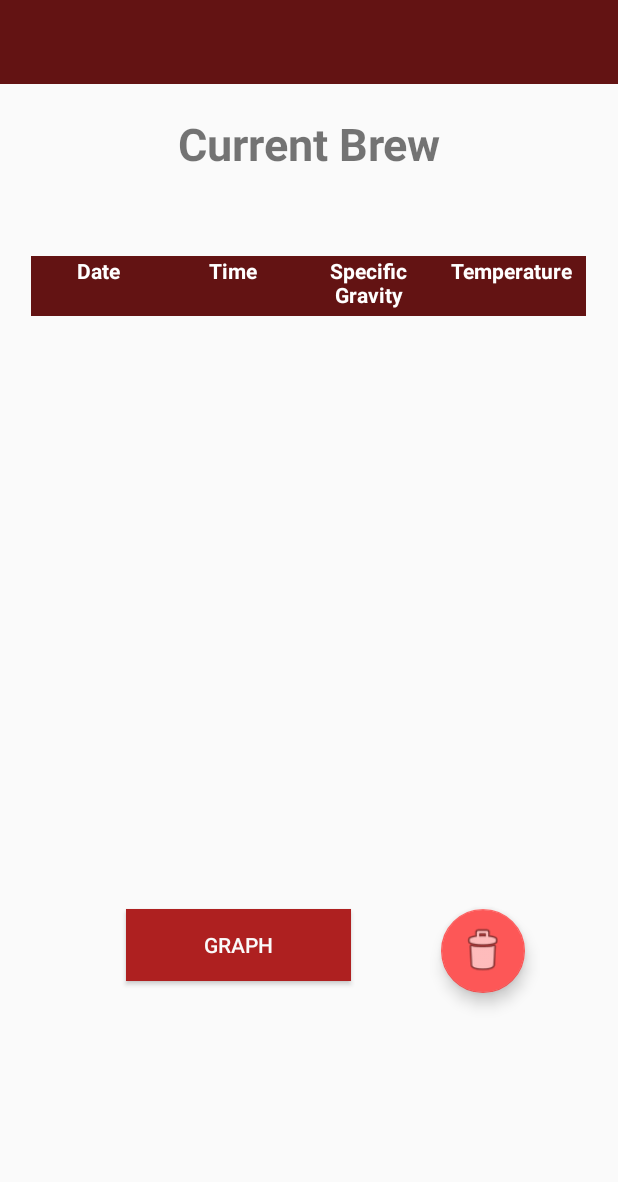
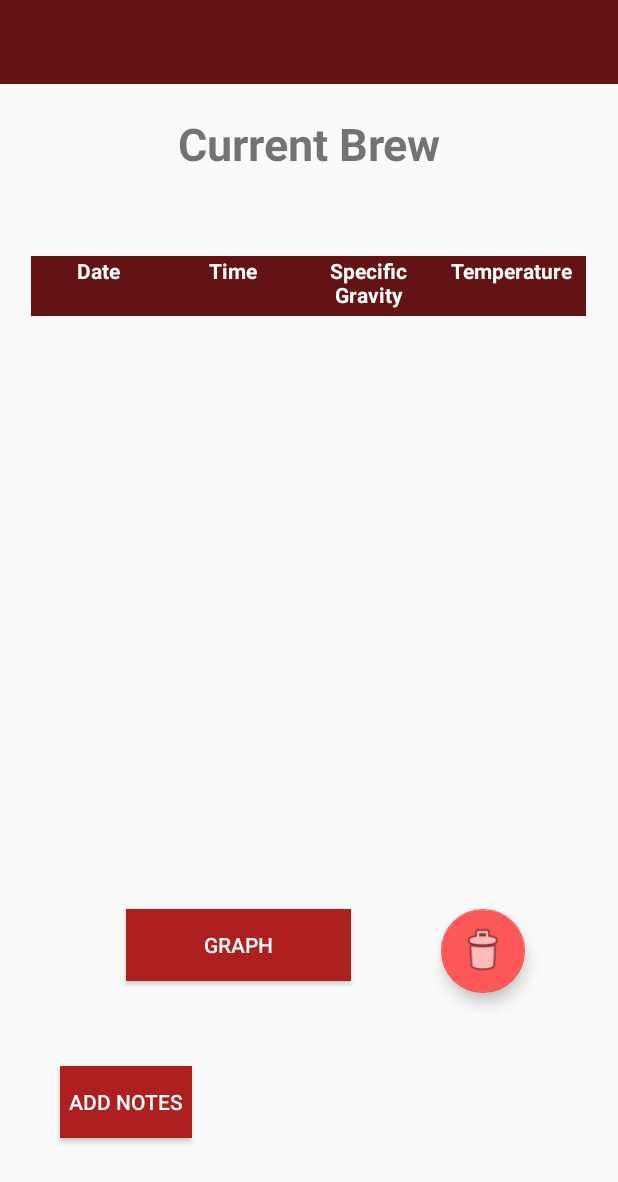
Before and after one commit to Jordan-Hum/FermentationMonitor, an Android app: the layout activity_current_brew.xml on its own in the app's theme, with its tools: preview values and no code run, on a phone screen of 412 x 824 dp. Shown: the top 1182 px of the screen. Run offline under Robolectric (Android 15) with nearby library versions, the phone set to English and light mode, and no system bars.

Commit message:
added a notes dialog to allow user to add notes about each batch in currentBrewActivity added notes parameter to batch class to create empty note in firebase during addition of new brews

```diff
--- a/android/FermentationMonitor/app/src/main/java/com/example/fermentationmonitor/dialogActivity.java
+++ b/android/FermentationMonitor/app/src/main/java/com/example/fermentationmonitor/dialogActivity.java
@@ -80,7 +80,7 @@ public class dialogActivity extends AppCompatDialogFragment {
                     return;
                 }
 
-                Batch batch = new Batch(brewTitle, date, "-", userID, yeastType, idealSg);
+                Batch batch = new Batch(brewTitle, date, "-", userID, yeastType, idealSg, "");
                 dbRef.push().setValue(batch);
             }
 
--- a/android/FermentationMonitor/app/src/main/res/layout/activity_current_brew.xml
+++ b/android/FermentationMonitor/app/src/main/res/layout/activity_current_brew.xml
@@ -136,4 +136,17 @@
         app:maxImageSize="35dp"
         app:srcCompat="@android:drawable/ic_menu_delete" />
 
+    <Button
+        android:id="@+id/notesButton"
+        android:layout_width="wrap_content"
+        android:layout_height="wrap_content"
+        android:layout_marginStart="40dp"
+        android:background="#AE2020"
+        android:text="Add Notes"
+        android:textColor="#FFFFFF"
+        app:layout_constraintBottom_toBottomOf="parent"
+        app:layout_constraintStart_toStartOf="parent"
+        app:layout_constraintTop_toBottomOf="@+id/current_graphButton"
+        app:layout_constraintVertical_bias="0.466" />
+
 </androidx.constraintlayout.widget.ConstraintLayout>
```
Also changed, not shown: android/FermentationMonitor/app/src/main/java/com/example/fermentationmonitor/Batch.java (+11 -1 lines), android/FermentationMonitor/app/src/main/java/com/example/fermentationmonitor/CurrentBrewActivity.java (+11 -0 lines), android/FermentationMonitor/app/src/main/java/com/example/fermentationmonitor/notesDialogActivity.java (added, +86 -0 lines), android/FermentationMonitor/app/src/main/res/layout/layout_notes_dialog.xml (added, +29 -0 lines).
